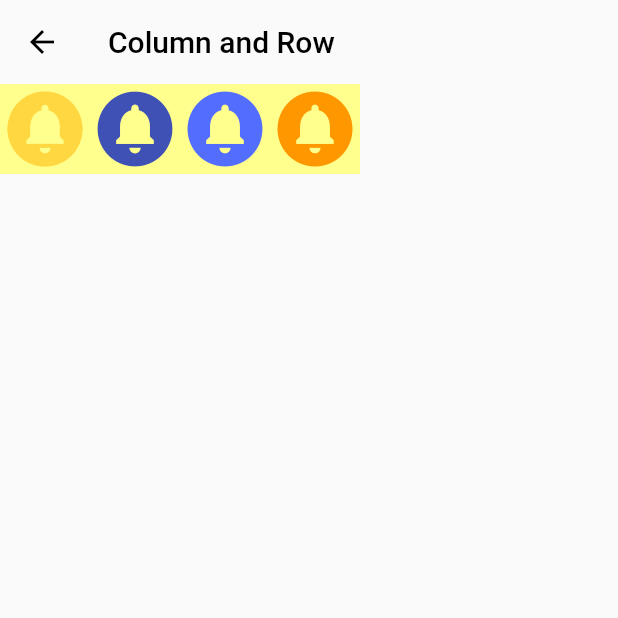
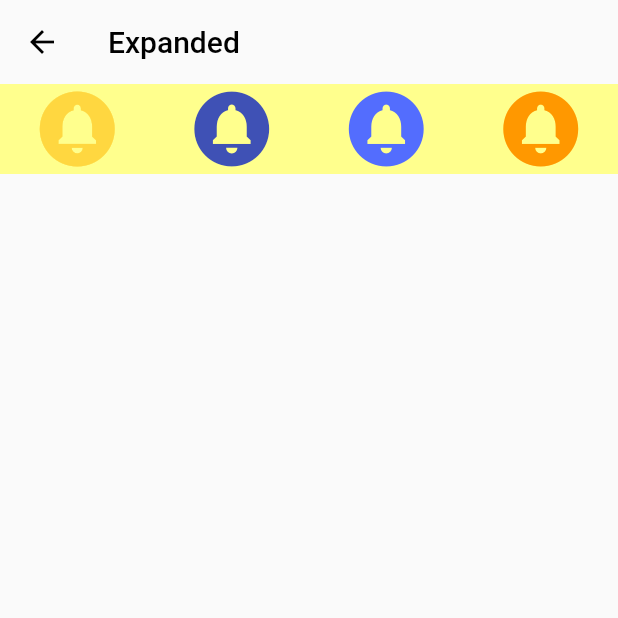
Before and after one commit to AbdullohRazzoqov/flutter_one, a Flutter app: the ExpandedWidget screen opened directly, on a phone screen of 412 x 824 dp, the top half of it. Run offline on Flutter 3.47's test engine with Material 2 defaults, Android fonts, the phone set to English and light mode, and no system bars.

Commit message:
expanded update

```diff
--- a/lib/expanded/example.dart
+++ b/lib/expanded/example.dart
@@ -1,6 +1,9 @@
 import 'package:flutter/material.dart';
 //Expanded => Farzadlarni mahsus tahsimlash uchun kerak bo'ladi
 //children ichida bo'lishi shart
+//bizning widgetlarimiz soni oshgan sayin size oshgan sayin muammoga duch kelish
+//boshlanadi shundan biri ekranga sig'may qolishi shuning oldini olish uchun
+//expandeddan foylananishimiz mumkin u siqib beradi yoki teng tahsimlab oladi
 class ExpandedWidget extends StatelessWidget {
   const ExpandedWidget({super.key});
 
@@ -10,20 +13,18 @@ class ExpandedWidget extends StatelessWidget {
       appBar: AppBar(
         backgroundColor: Colors.transparent,
         elevation: 0.0,
-        title: const Text("Column and Row"),
+        title: const Text("Expanded"),
       ),
       body: Container(
           color: Colors.yellowAccent.shade100,
-          // ? Row => SATR
-          // ? Column => USTUN
           child: Row(
             mainAxisSize: MainAxisSize.min,
 
             children: const [
-              Icon(Icons.circle_notifications,color: Colors.amberAccent,size: 60,),
-              Icon(Icons.circle_notifications,color: Colors.indigo,size: 60,),
-              Icon(Icons.circle_notifications,color: Colors.indigoAccent,size: 60,),
-              Icon(Icons.circle_notifications,color: Colors.orange,size: 60,),
+              Expanded(child: Icon(Icons.circle_notifications,color: Colors.amberAccent,size: 60,)),
+              Expanded(child: Icon(Icons.circle_notifications,color: Colors.indigo,size: 60,)),
+              Expanded(child: Icon(Icons.circle_notifications,color: Colors.indigoAccent,size: 60,)),
+              Expanded(child: Icon(Icons.circle_notifications,color: Colors.orange,size: 60,)),
 
 
             ],
```
